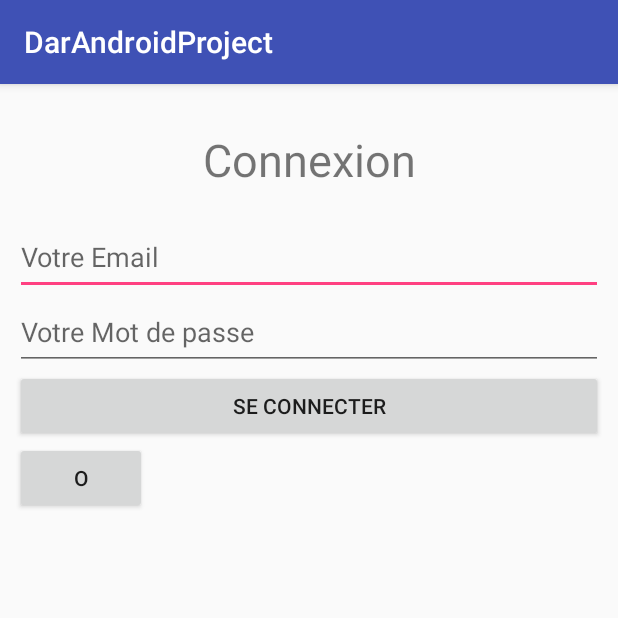
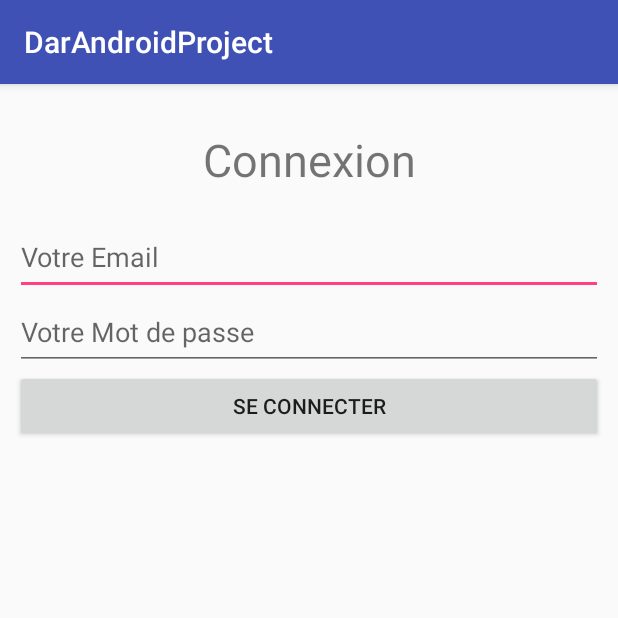
Before and after one commit to dabrahim/easyorder-mobile-app, an Android app: the screen it shows after launch (ConnectionActivity), after a tap on "SE CONNECTER", on a phone screen of 412 x 824 dp, the top half of it. Run offline under Robolectric (Android 15) with nearby library versions, the phone set to English and light mode, and no system bars.

Commit message:
few modifications

```diff
--- a/app/src/main/AndroidManifest.xml
+++ b/app/src/main/AndroidManifest.xml
@@ -26,7 +26,8 @@
             android:name=".NavigationActivity"
             android:label="@string/title_activity_navigation"
             android:theme="@style/AppTheme.NoActionBar" />
-        <activity android:name=".FournisseursListeActivity"></activity>
+        <activity android:name=".FournisseursListeActivity" />
+        <activity android:name=".ProductsListActivity"></activity>
     </application>
 
 </manifest>
--- a/app/src/main/java/com/esmt/darandroidproject/ConnectionActivity.java
+++ b/app/src/main/java/com/esmt/darandroidproject/ConnectionActivity.java
@@ -22,7 +22,7 @@ import java.util.Map;
 public class ConnectionActivity extends AppCompatActivity {
     private EditText txtEmail, txtPassword;
     private String email, password;
-    private Button btnConnection /*, btnShowToken */;
+    private Button btnConnection;
     private ProgressDialog progressDialog;
 
     private static final String LOG_TAG = ConnectionActivity.class.getSimpleName();
@@ -53,16 +53,6 @@ public class ConnectionActivity extends AppCompatActivity {
                 task.execute( params );
             }
         });
-
-/*        btnShowToken = (Button) findViewById(R.id.btn_show_token);
-        btnShowToken.setOnClickListener(new View.OnClickListener() {
-            @Override
-            public void onClick(View view) {
-                SharedPreferences preferences = getSharedPreferences(getString(R.string.shared_preferences_name) ,Context.MODE_PRIVATE);
-                String token = preferences.getString( getString(R.string.jwt) , "No token");
-                Toast.makeText(ConnectionActivity.this, token, Toast.LENGTH_LONG).show();
-            }
-        });*/
     }
 
     private class ConnexionTask extends AsyncTask<Map<String, String>, Void, String> {
--- a/app/src/main/java/com/esmt/darandroidproject/MainActivity.java
+++ b/app/src/main/java/com/esmt/darandroidproject/MainActivity.java
@@ -10,7 +10,7 @@ import android.widget.Button;
 import android.widget.Toast;
 
 public class MainActivity extends AppCompatActivity {
-    private Button btnConnexion, btnInscription/*, btnShowToken*/;
+    private Button btnConnexion, btnInscription;
 
     @Override
     protected void onCreate(Bundle savedInstanceState) {
@@ -23,15 +23,14 @@ public class MainActivity extends AppCompatActivity {
             finish();
         }
 
-        btnConnexion = (Button) findViewById(R.id.btn_connexion);
-        btnInscription = (Button) findViewById(R.id.btn_inscription);
+        btnConnexion = findViewById(R.id.btn_connexion);
+        btnInscription = findViewById(R.id.btn_inscription);
 
         btnInscription.setOnClickListener(new View.OnClickListener() {
             @Override
             public void onClick(View view) {
                 Intent i = new Intent(MainActivity.this, InscriptionActivity.class);
                 startActivity(i);
-                finish();
             }
         });
 
@@ -40,19 +39,8 @@ public class MainActivity extends AppCompatActivity {
             public void onClick(View view) {
                 Intent i = new Intent(MainActivity.this, ConnectionActivity.class);
                 startActivity(i);
-                finish();
             }
         });
-
-/*        btnShowToken = (Button) findViewById(R.id.btn_show_token);
-        btnShowToken.setOnClickListener(new View.OnClickListener() {
-            @Override
-            public void onClick(View view) {
-                SharedPreferences preferences = getSharedPreferences(getString(R.string.shared_preferences_name) ,Context.MODE_PRIVATE);
-                String token = preferences.getString( getString(R.string.jwt) , "No token");
-                Toast.makeText(MainActivity.this, token, Toast.LENGTH_LONG).show();
-            }
-        });*/
     }
 
     private String getToken () {
--- a/app/src/main/java/com/esmt/darandroidproject/ProductsPreviewAdapter.java
+++ b/app/src/main/java/com/esmt/darandroidproject/ProductsPreviewAdapter.java
@@ -53,8 +53,8 @@ public class ProductsPreviewAdapter extends RecyclerView.Adapter<ProductsPreview
         // - replace the contents of the view with that element
         //holder.mTextView.setText(mDataset[position]);
         holder.textView.setText(currentProduct.getTitre());
-        new DownloadImageTask(holder.imageProduit)
-                .execute("http://"+ QueryUtils.IP_ADDRESS+"/easyorder/uploads/"+currentProduct.getNomFichier());
+        //new DownloadImageTask(holder.imageProduit)
+               // .execute("http://"+ QueryUtils.IP_ADDRESS+"/easyorder/uploads/"+currentProduct.getNomFichier());
     }
 
     // Return the size of your dataset (invoked by the layout manager)
--- a/app/src/main/java/com/esmt/darandroidproject/QueryUtils.java
+++ b/app/src/main/java/com/esmt/darandroidproject/QueryUtils.java
@@ -27,7 +27,7 @@ import java.util.Map;
 public class QueryUtils {
 
     private static final String LOG_TAG = QueryUtils.class.getSimpleName();
-    public static final String  IP_ADDRESS =  "192.168.43.246";
+    public static final String  IP_ADDRESS =  "192.168.2.76";
 
     private static final String CLIENT_REGISTRATION_URL = "http://"+IP_ADDRESS+"/easyorder/client/add";
     private static final String USER_LOGIN_URL = "http://"+IP_ADDRESS+"/easyorder/rest/connexion";
--- a/app/src/main/res/layout/activity_connection.xml
+++ b/app/src/main/res/layout/activity_connection.xml
@@ -32,10 +32,4 @@
         android:text="Se Connecter"
         android:id="@+id/btn_connexion"/>
 
-    <Button
-        android:layout_width="wrap_content"
-        android:layout_height="wrap_content"
-        android:text="O"
-        android:id="@+id/btn_show_token"/>
-
 </LinearLayout>
```
Also changed, not shown: app/build.gradle (+15 -0 lines), app/src/main/java/com/esmt/darandroidproject/CategoriesAdapater.java (+7 -1 lines), app/src/main/java/com/esmt/darandroidproject/NavigationActivity.java (+0 -18 lines).
